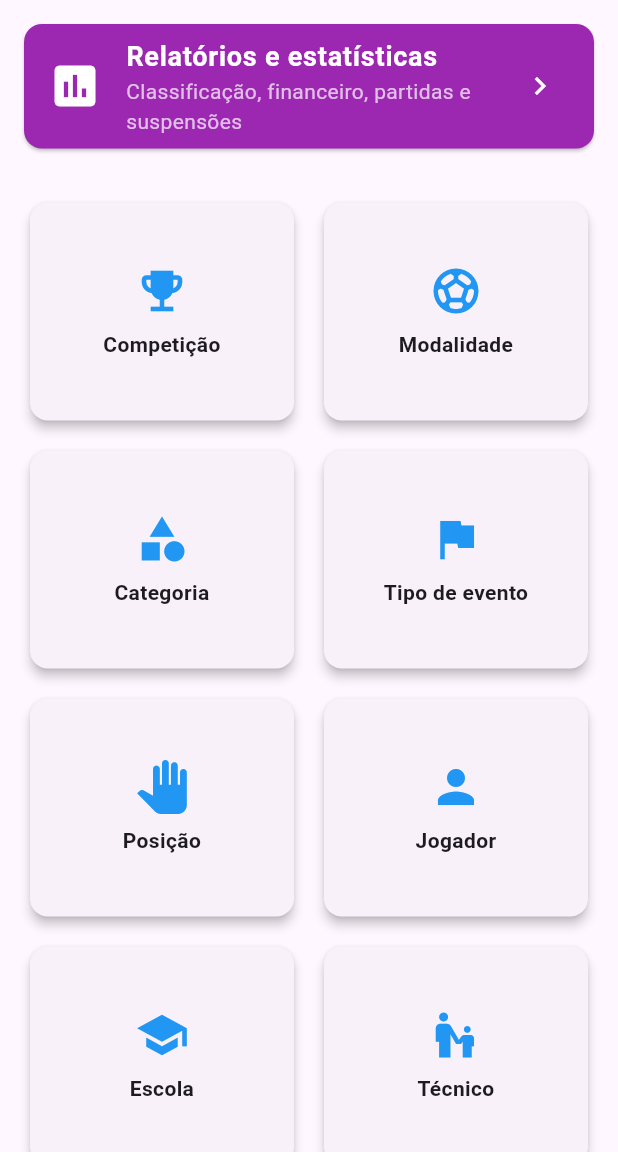
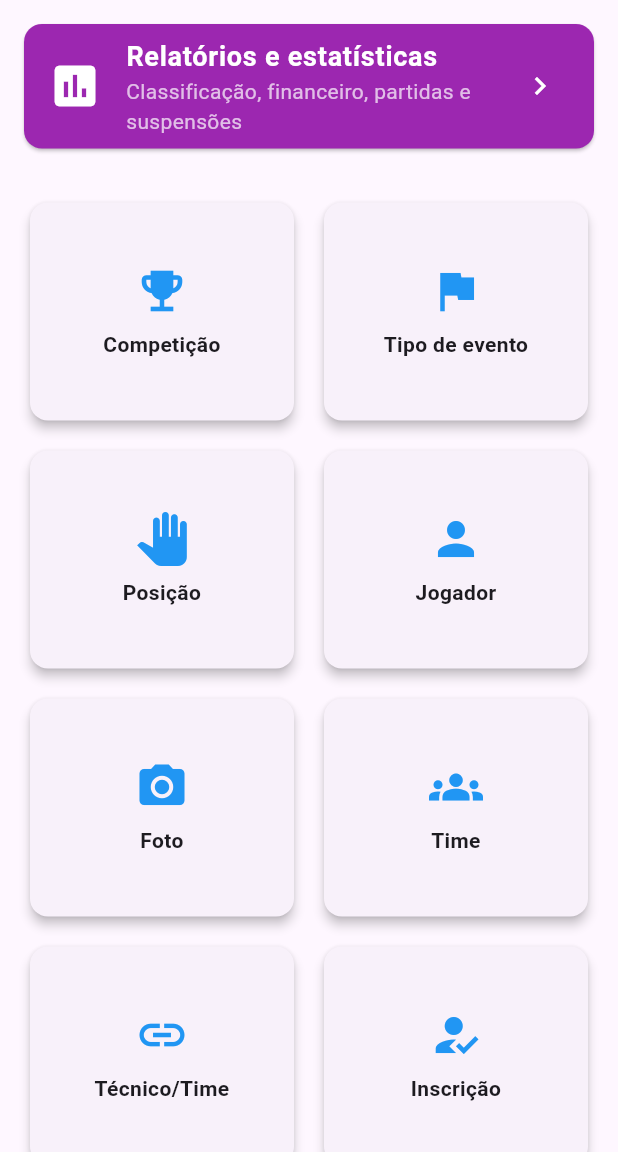
Before and after one commit to lucas1046/ProjetoCompeticao, a Flutter app: the Menu screen opened directly, on a phone screen of 412 x 824 dp, the part 84-1236 px from its top. Run offline on Flutter 3.47's test engine with Material 3 defaults, Android fonts, the phone set to English and light mode, and no system bars; our stand-ins replace pdf, printing, sqflite; accounts and stored records are empty.

Commit message:
Fase 28: remove cards redundantes do menu (Modalidade, Categoria, Responsavel, Escola, Tecnico)
- Mantidos: Competicao, Tipo de evento, Posicao, Jogador, Documento, Foto, Time, Tecnico/Time, Inscricao, Pagamento, Partida, Escalacao, Evento, Suspensao, Relatorios, Dados exemplo, Auditoria

- Testes atualizados para as entidades restantes; 66/66 passando

```diff
--- a/lib/telas/menu.dart
+++ b/lib/telas/menu.dart
@@ -111,30 +111,19 @@ class _MenuState extends State<Menu> {
     final opcoes = [
       _Opcao("Competição", Icons.emoji_events, () => TelaAdicionarCompeticao(),
           () => TelaConsultaCompeticao()),
-      _Opcao("Modalidade", Icons.sports_soccer, () => TelaAdicionarModalidade(),
-          () => TelaConsultaModalidade()),
-      _Opcao("Categoria", Icons.category, () => TelaAdicionarCategoria(),
-          () => TelaConsultaCategoria()),
       _Opcao("Tipo de evento", Icons.flag, () => TelaAdicionarTipoEvento(),
           () => TelaConsultaTipoEvento()),
       _Opcao("Posição", Icons.pan_tool, () => TelaAdicionarPosicao(),
           () => TelaConsultaPosicao()),
-      _Opcao("Responsável", Icons.family_restroom,
-          () => TelaAdicionarResponsavel(), () => TelaConsultaResponsavel(),
-          soAdministrador: true),
       _Opcao("Jogador", Icons.person, () => TelaAdicionarJogador(),
           () => TelaConsultaJogador()),
       _Opcao("Documento", Icons.description, () => TelaAdicionarDocumento(),
           () => TelaConsultaDocumento(),
           soAdministrador: true),
-      _Opcao("Escola", Icons.school, () => TelaAdicionarEscola(),
-          () => TelaConsultaEscola()),
-      _Opcao("Técnico", Icons.escalator_warning, () => TelaAdicionarTecnico(),
-          () => TelaConsultaTecnico()),
+      _Opcao("Foto", Icons.photo_camera, () => TelaAdicionarFoto(),
+          () => TelaConsultaFoto()),
       _Opcao("Time", Icons.groups, () => TelaAdicionarTime(),
           () => TelaConsultaTime()),
-      _Opcao("Foto", Icons.photo_camera, () => TelaAdicionarFoto(),
-          () => TelaConsultaFoto()),
       _Opcao("Técnico/Time", Icons.link, () => TelaAdicionarTecnicoTime(),
           () => TelaConsultaTecnicoTime()),
       _Opcao("Inscrição", Icons.how_to_reg, () => TelaAdicionarParticipacao(),
```
Also changed, not shown: 3 other files.
